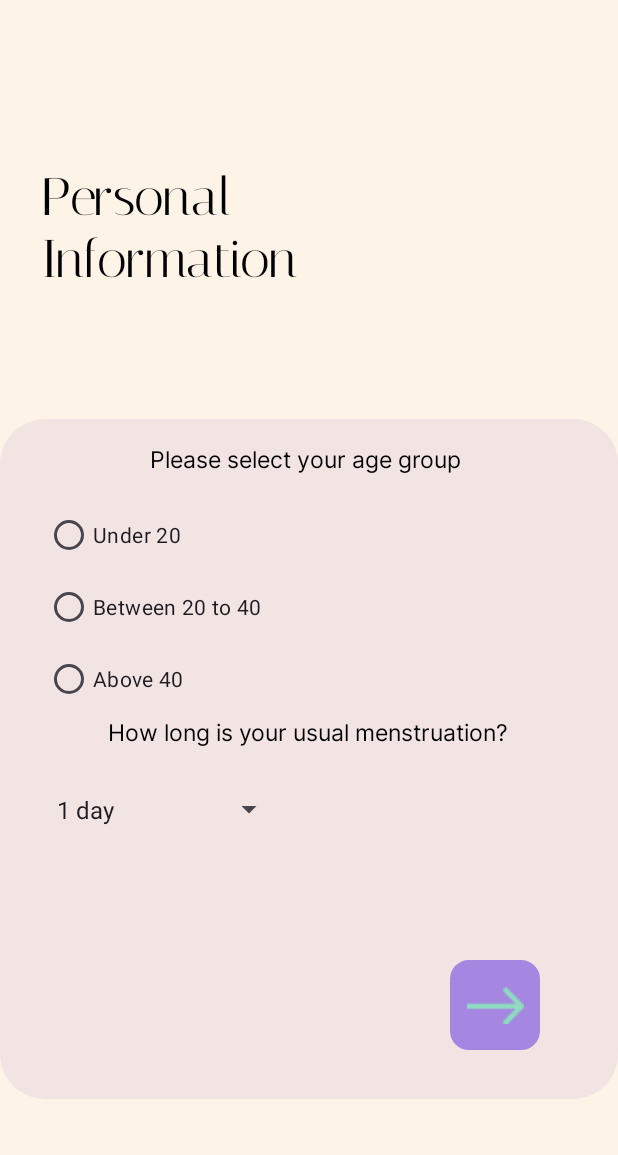
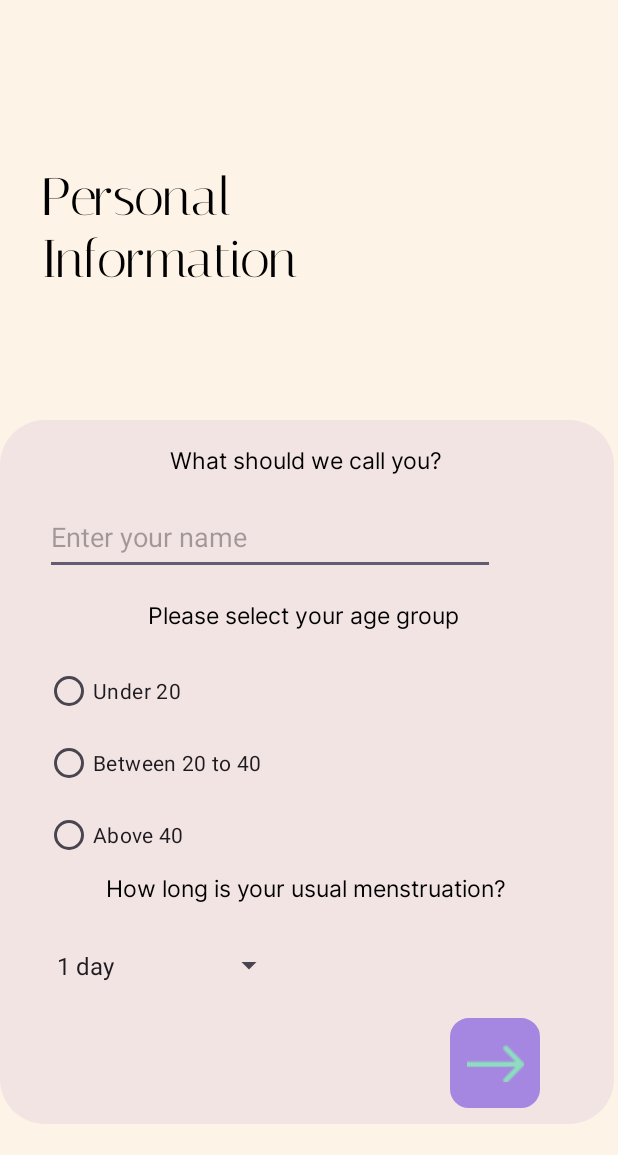
Before and after one commit to crllmbno/RedDays, an Android app: the Question1 screen opened directly, with no data from a screen before it, on a phone screen of 412 x 824 dp, the part 81-1236 px from its top. Run offline under Robolectric (Android 15) with nearby library versions, the light colour scheme and no system bars.

Commit message:
Complete Q1 UI

```diff
--- a/app/src/main/AndroidManifest.xml
+++ b/app/src/main/AndroidManifest.xml
@@ -12,7 +12,9 @@
         android:supportsRtl="true"
         android:theme="@style/Theme.PeriodCheck"
         tools:targetApi="31">
-
+        <activity
+            android:name=".LastPeriod"
+            android:exported="false" />
         <activity
             android:name=".SplashScreen"
             android:exported="true">
--- a/app/src/main/java/com/example/periodcheck/Question1.kt
+++ b/app/src/main/java/com/example/periodcheck/Question1.kt
@@ -1,10 +1,12 @@
 package com.example.periodcheck
 
+import android.content.Intent
 import androidx.appcompat.app.AppCompatActivity
 import android.os.Bundle
-import android.view.View
 import android.widget.AdapterView
 import android.widget.ArrayAdapter
+import android.widget.EditText
+import android.widget.ImageButton
 import android.widget.Spinner
 
 class Question1 : AppCompatActivity() {
@@ -29,5 +31,14 @@ class Question1 : AppCompatActivity() {
 
         spinner.adapter = adapter
 
+        val editText: EditText = findViewById(R.id.editName)
+
+        val myImageButton = findViewById<ImageButton>(R.id.btnNext1)
+
+        myImageButton.setOnClickListener {
+            val intent = Intent(this, LastPeriod::class.java)
+            startActivity(intent)
+        }
+
     }
 }
--- a/app/src/main/res/layout/activity_question1.xml
+++ b/app/src/main/res/layout/activity_question1.xml
@@ -10,16 +10,38 @@
 
     <LinearLayout
         android:id="@+id/shape1"
-        android:layout_width="412dp"
-        android:layout_height="453dp"
+        android:layout_width="409dp"
+        android:layout_height="469dp"
         android:background="@drawable/shape1"
         android:orientation="vertical"
         app:layout_constraintBottom_toBottomOf="parent"
         app:layout_constraintEnd_toEndOf="parent"
-        app:layout_constraintHorizontal_bias="1.0"
+        app:layout_constraintHorizontal_bias="0.0"
+        app:layout_constraintLeft_toRightOf="parent"
+        app:layout_constraintRight_toLeftOf="parent"
         app:layout_constraintStart_toStartOf="parent"
         app:layout_constraintTop_toTopOf="parent"
-        app:layout_constraintVertical_bias="0.899">
+        app:layout_constraintVertical_bias="0.942">
+
+
+        <TextView
+            android:id="@+id/txtName"
+            android:layout_width="wrap_content"
+            android:layout_height="wrap_content"
+            android:layout_gravity="center"
+            android:layout_marginTop="15dp"
+            android:fontFamily="@font/interregular"
+            android:text="@string/user_name"
+            android:textColor="@color/black"
+            android:textSize="15sp" />
+
+        <EditText
+            android:id="@+id/editName"
+            android:layout_width="300dp"
+            android:layout_height="50dp"
+            android:layout_marginLeft="30dp"
+            android:layout_marginTop="15dp"
+            android:hint="Enter your name" />
 
         <TextView
             android:id="@+id/txtAge"
@@ -77,13 +99,14 @@
             android:layout_marginLeft="30dp"
             android:layout_marginTop="15dp" />
 
+
         <ImageButton
             android:id="@+id/btnNext1"
             android:layout_width="60dp"
             android:layout_height="60dp"
             android:layout_gravity="center_vertical"
             android:layout_marginLeft="300dp"
-            android:layout_marginTop="75dp"
+            android:layout_marginTop="10dp"
             android:background="@drawable/btn"
             android:contentDescription="NextScreen"
             android:padding="60dp"
--- a/app/src/main/res/values/strings.xml
+++ b/app/src/main/res/values/strings.xml
@@ -1,6 +1,6 @@
 <resources>
     <string name="app_name">PeriodCheck</string>
-
-
+    <string name="user_name">What should we call you?</string>
+    <string name="logo">logo</string>
 
 </resources>
```
Also changed, not shown: app/src/main/java/com/example/periodcheck/LastPeriod.kt (added, +11 -0 lines), app/src/main/res/layout/activity_last_period.xml (added, +68 -0 lines).
